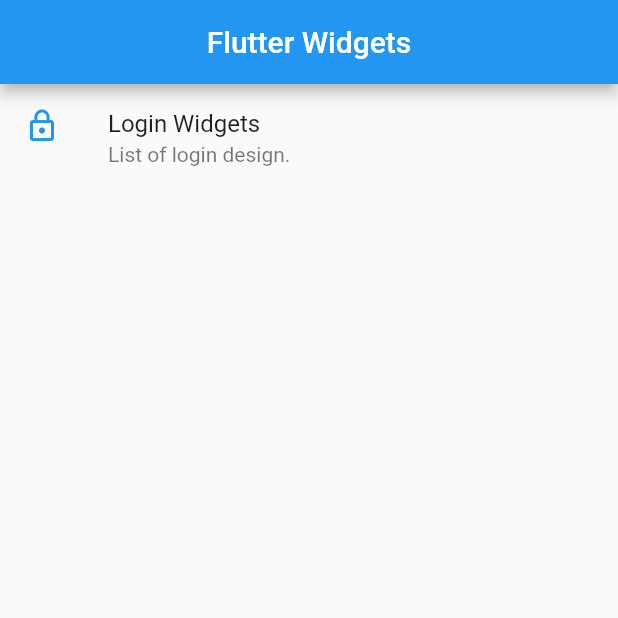
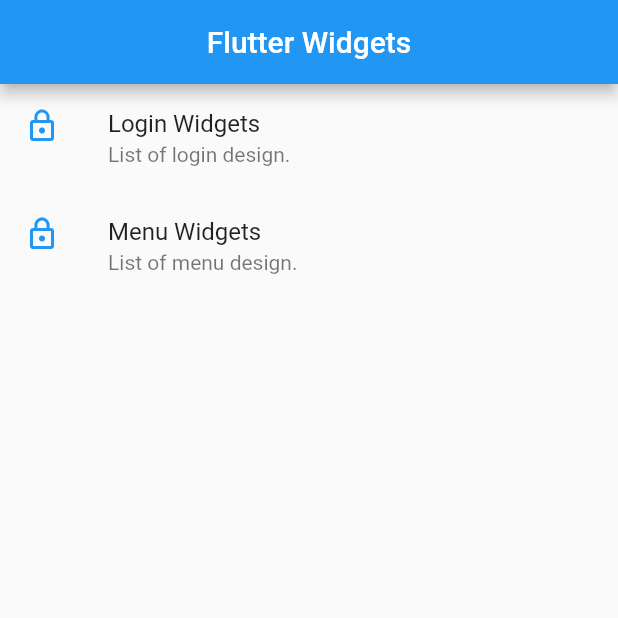
Before and after one commit to lippeoliveira/flutter_widgets, a Flutter app: the screen it shows after launch, on a phone screen of 412 x 824 dp, the top half of it. Run offline on Flutter 3.47's test engine with Material 2 defaults, Android fonts, the phone set to English and light mode, and no system bars; missing offline and left inert: bloc_pattern.

Commit message:
Added Menu on the list and widget

```diff
--- a/lib/widgets/main_widget.dart
+++ b/lib/widgets/main_widget.dart
@@ -1,5 +1,5 @@
 import 'package:flutter/material.dart';
-import 'package:flutter_widgets/widgets/widgets.dart' show LoginWidget;
+import 'package:flutter_widgets/widgets/widgets.dart' show LoginWidget, MenuWidget;
 
 class MainWidget extends StatelessWidget {
   @override
@@ -19,6 +19,20 @@ class MainWidget extends StatelessWidget {
           }));
         },
       ),
+      ListTile(
+        leading: Icon(
+          Icons.lock_outline,
+          color: Colors.blue,
+        ),
+        title: Text("Menu Widgets"),
+        subtitle: Text("List of menu design."),
+        onTap: () {
+          Navigator.of(context)
+              .push(MaterialPageRoute(builder: (BuildContext context) {
+            return MenuWidget();
+          }));
+        },
+      )
     ];
 
     return SafeArea(
--- a/lib/widgets/widgets.dart
+++ b/lib/widgets/widgets.dart
@@ -2,4 +2,6 @@
 export './home_widget.dart';
 export './main_widget.dart';
 export './login_widget.dart';
+export './menu_widget.dart';
 export './login_widgets/animated_login_one.dart';
+export './menu_widgets/animated_menu_with_banner_one.dart';
```
Also changed, not shown: lib/widgets/menu_widget.dart (added, +32 -0 lines), lib/widgets/menu_widgets/animated_menu_with_banner_one.dart (added, +15 -0 lines).
